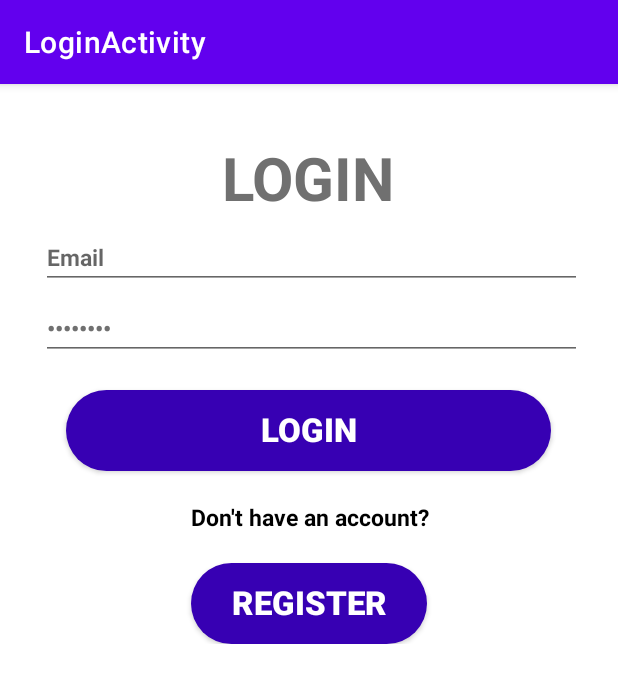
After one commit to paulcrasmareanu/clean-city-android-app, an Android app: the LoginActivity screen opened directly, with no data from a screen before it, on a phone screen of 412 x 824 dp. The commit adds this screen. Shown: the top 683 px of the screen. Run offline under Robolectric (Android 15) with nearby library versions, the phone set to English and light mode, and no system bars.

Commit message:
Created login activity

```diff
--- a/app/build.gradle
+++ b/app/build.gradle
@@ -2,6 +2,8 @@ plugins {
     id 'com.android.application'
     id 'kotlin-android'
 }
+
+apply plugin: 'kotlin-android-extensions'
 
 android {
     compileSdkVersion 31
--- a/app/src/main/AndroidManifest.xml
+++ b/app/src/main/AndroidManifest.xml
@@ -17,6 +17,15 @@
         android:supportsRtl="true"
         android:theme="@style/Theme.CleanCity">
 
+        <activity
+            android:name=".activities.LoginActivity"
+            android:label="@string/title_activity_login">
+            <intent-filter>
+                <action android:name="android.intent.action.MAIN" />
+
+                <category android:name="android.intent.category.LAUNCHER" />
+            </intent-filter>
+        </activity>
         <!--
              The API key for Google Maps-based APIs is defined as a string resource.
              (See the file "res/values/google_maps_api.xml").
--- /dev/null
+++ b/app/src/main/java/com/upt/cleancity/activities/LoginActivity.kt
@@ -0,0 +1,32 @@
+package com.upt.cleancity.activities
+
+import android.os.Bundle
+import android.util.Log
+import android.view.View
+import androidx.appcompat.app.AppCompatActivity
+import kotlinx.android.synthetic.main.activity_login.*
+import com.upt.cleancity.R
+
+class LoginActivity : AppCompatActivity() {
+
+    override fun onCreate(savedInstanceState: Bundle?) {
+        super.onCreate(savedInstanceState)
+        setContentView(R.layout.activity_login)
+    }
+
+    fun performButtonFunctionalities(view: View) {
+        when(view.id) {
+            R.id.registerRedirectButton -> registerUser()
+            R.id.loginSubmitButton -> loginUser(loginEmail.text.toString(), loginPassword.text.toString())
+        }
+        Log.d("LOGIN", "LOGIN WORKS")
+    }
+
+    private fun registerUser() {
+        Log.d("LOGIN", "REDIRECTING TO REGISTER")
+    }
+
+    private fun loginUser(username: String, password: String) {
+        Log.d("LOGIN", "$username $password")
+    }
+}
--- /dev/null
+++ b/app/src/main/res/drawable/border_soft_shadow.xml
@@ -0,0 +1,69 @@
+<?xml version="1.0" encoding="utf-8"?>
+<layer-list xmlns:android="http://schemas.android.com/apk/res/android">
+    <item>
+        <shape android:shape="rectangle">
+            <padding
+                android:bottom="2dp"
+                android:left="2dp"
+                android:right="2dp"
+                android:top="2dp" />
+            <solid android:color="#0DCCCCCC" />
+            <corners android:radius="8dp" />
+        </shape>
+    </item>
+    <item>
+        <shape android:shape="rectangle">
+            <padding
+                android:bottom="2dp"
+                android:left="2dp"
+                android:right="2dp"
+                android:top="0dp" />
+            <solid android:color="#10CCCCCC" />
+            <corners android:radius="8dp" />
+        </shape>
+    </item>
+    <item>
+        <shape android:shape="rectangle">
+            <padding
+                android:bottom="2dp"
+                android:left="2dp"
+                android:right="2dp"
+                android:top="2dp" />
+            <solid android:color="#15CCCCCC" />
+            <corners android:radius="8dp" />
+        </shape>
+    </item>
+    <item>
+        <shape android:shape="rectangle">
+            <padding
+                android:bottom="2dp"
+                android:left="2dp"
+                android:right="2dp"
+                android:top="2dp" />
+            <solid android:color="#20CCCCCC" />
+            <corners android:radius="8dp" />
+        </shape>
+    </item>
+    <item>
+        <shape android:shape="rectangle">
+            <padding
+                android:bottom="2dp"
+                android:left="2dp"
+                android:right="2dp"
+                android:top="2dp" />
+            <solid android:color="#25CCCCCC" />
+            <corners android:radius="8dp" />
+        </shape>
+    </item>
+    <item>
+        <shape android:shape="rectangle">
+            <solid android:color="@color/purple_700" />
+            <corners android:radius="10dp" />
+            <padding
+                android:bottom="2dp"
+                android:left="2dp"
+                android:right="2dp"
+                android:top="2dp" />
+        </shape>
+    </item>
+</layer-list>
--- /dev/null
+++ b/app/src/main/res/drawable/button_round.xml
@@ -0,0 +1,8 @@
+<?xml version="1.0" encoding="utf-8"?>
+<shape xmlns:android="http://schemas.android.com/apk/res/android" android:shape="rectangle" >
+    <corners android:radius="47dp" />
+    <solid android:color="@color/purple_700" />
+    <size
+        android:width="182dp"
+        android:height="54dp" />
+</shape>
--- /dev/null
+++ b/app/src/main/res/drawable/selectable_clean_button.xml
@@ -0,0 +1,8 @@
+<?xml version="1.0" encoding="utf-8"?>
+<selector xmlns:android="http://schemas.android.com/apk/res/android" android:shape="rectangle" >
+    <item android:drawable="@drawable/border_soft_shadow"
+        android:state_pressed="true"/>
+    <item android:drawable="@drawable/border_soft_shadow"
+        android:state_focused="true"/>
+    <item android:drawable="@drawable/button_round"/>
+</selector>
--- /dev/null
+++ b/app/src/main/res/layout/activity_login.xml
@@ -0,0 +1,68 @@
+<?xml version="1.0" encoding="utf-8"?>
+<LinearLayout
+    xmlns:android="http://schemas.android.com/apk/res/android"
+    android:layout_width="match_parent"
+    android:layout_height="match_parent"
+    android:background="@color/white"
+    android:focusableInTouchMode="true"
+    android:orientation="vertical">
+
+    <LinearLayout
+        style="@style/linearVerticalParent"
+        android:layout_marginStart="24dp"
+        android:layout_marginEnd="24dp"
+        android:layout_marginTop="35dp">
+
+        <TextView
+            style="@style/PageTitleText"
+            android:layout_gravity="center"
+            android:gravity="center"
+            android:text="@string/login_text"/>
+
+        <EditText
+            android:id="@+id/loginEmail"
+            style="@style/editProfileText"
+            android:hint="@string/email_text"
+            android:importantForAutofill="no"
+            android:inputType="textEmailAddress"
+            android:maxLines="1"/>
+
+        <EditText
+            android:id="@+id/loginPassword"
+            style="@style/editProfileText"
+            android:text="@string/password_text"
+            android:importantForAutofill="no"
+            android:inputType="textPassword"
+            android:maxLines="1" />
+
+        <androidx.appcompat.widget.AppCompatButton
+            android:id="@+id/loginSubmitButton"
+            style="@style/mediumRoundButton"
+            android:layout_width="323dp"
+            android:layout_gravity="center"
+            android:layout_marginTop="20dp"
+            android:gravity="center"
+            android:onClick="performButtonFunctionalities"
+            android:text="@string/login_text" />
+
+        <TextView
+            style="@style/loginText"
+            android:layout_width="match_parent"
+            android:layout_height="wrap_content"
+            android:layout_marginTop="20dp"
+            android:gravity="center"
+            android:text="@string/no_account_text" />
+
+        <androidx.appcompat.widget.AppCompatButton
+            android:id="@+id/registerRedirectButton"
+            style="@style/mediumRoundButton"
+            android:layout_width="157dp"
+            android:layout_gravity="center"
+            android:layout_marginTop="20dp"
+            android:gravity="center"
+            android:onClick="performButtonFunctionalities"
+            android:text="@string/register_text" />
+
+    </LinearLayout>
+
+</LinearLayout>
--- /dev/null
+++ b/app/src/main/res/values-round/strings.xml
@@ -0,0 +1,3 @@
+<resources>
+    <string name="hello_world">Hello Round World!</string>
+</resources>
--- a/app/src/main/res/values/colors.xml
+++ b/app/src/main/res/values/colors.xml
@@ -7,4 +7,5 @@
     <color name="teal_700">#FF018786</color>
     <color name="black">#FF000000</color>
     <color name="white">#FFFFFFFF</color>
+    <color name="containerColor">#707070</color>
 </resources>
--- /dev/null
+++ b/app/src/main/res/values/dimens.xml
@@ -0,0 +1,15 @@
+<?xml version="1.0" encoding="utf-8"?>
+<resources>
+    <!--
+    Because the window insets on round devices are larger than 15dp, this padding only applies
+    to square screens.
+    -->
+    <dimen name="box_inset_layout_padding">0dp</dimen>
+
+    <!--
+    This padding applies to both square and round screens. The total padding between the buttons
+    and the window insets is box_inset_layout_padding (above variable) on square screens and
+    inner_frame_layout_padding (below variable) on round screens.
+    -->
+    <dimen name="inner_frame_layout_padding">5dp</dimen>
+</resources>
--- a/app/src/main/res/values/strings.xml
+++ b/app/src/main/res/values/strings.xml
@@ -1,4 +1,15 @@
 <resources>
     <string name="app_name">CleanCity</string>
     <string name="title_activity_maps">Map</string>
+    <string name="title_activity_login">LoginActivity</string>
+    <!--
+    This string is used for square devices and overridden by hello_world in
+    values-round/strings.xml for round devices.
+    -->
+    <string name="hello_world">Hello Square World!</string>
+    <string name="email_text">Email</string>
+    <string name="password_text">Password</string>
+    <string name="login_text">Login</string>
+    <string name="no_account_text">Don\'t have an account?</string>
+    <string name="register_text">Register</string>
 </resources>
--- /dev/null
+++ b/app/src/main/res/values/styles.xml
@@ -0,0 +1,51 @@
+<?xml version="1.0" encoding="utf-8"?>
+<resources>
+    <!--layout-->
+    <style name="parent">
+        <item name="android:layout_width">match_parent</item>
+        <item name="android:layout_height">wrap_content</item>
+    </style>
+
+    <style name="linearVerticalParent" parent="parent">
+        <item name="android:orientation">vertical</item>
+    </style>
+
+    <style name="linearHorizontalParent" parent="parent">
+        <item name="android:orientation">horizontal</item>
+    </style>
+
+    <style name="viewParent">
+        <item name="android:layout_width">wrap_content</item>
+        <item name="android:layout_height">wrap_content</item>
+    </style>
+
+    <style name="PageTitleText" parent="viewParent">
+        <item name="android:textColor">@color/containerColor</item>
+        <item name="android:textSize">40sp</item>
+        <item name="android:textStyle">bold</item>
+        <item name="android:textAllCaps">true</item>
+    </style>
+
+    <style name="editProfileText" parent="parent">
+        <item name="android:textSize">15sp</item>
+        <item name="android:textColor">@color/containerColor</item>
+        <item name="android:textStyle">bold</item>
+        <item name="android:textAllCaps">true</item>
+        <item name="android:layout_marginTop">5dp</item>
+        <item name="android:layout_marginLeft">3dp</item>
+    </style>
+
+    <style name="mediumRoundButton" parent="viewParent">
+        <item name="android:background">@drawable/selectable_clean_button</item>
+        <item name="android:textColor">@color/white</item>
+        <item name="android:textSize">22sp</item>
+        <item name="android:textStyle">bold</item>
+        <item name="android:textAllCaps">true</item>
+    </style>
+
+    <style name="loginText" parent="parent">
+        <item name="android:textColor">@color/black</item>
+        <item name="android:textSize">15sp</item>
+        <item name="android:textStyle">bold</item>
+    </style>
+</resources>
```
Also changed, not shown: gradle/wrapper/gradle-wrapper.properties.
